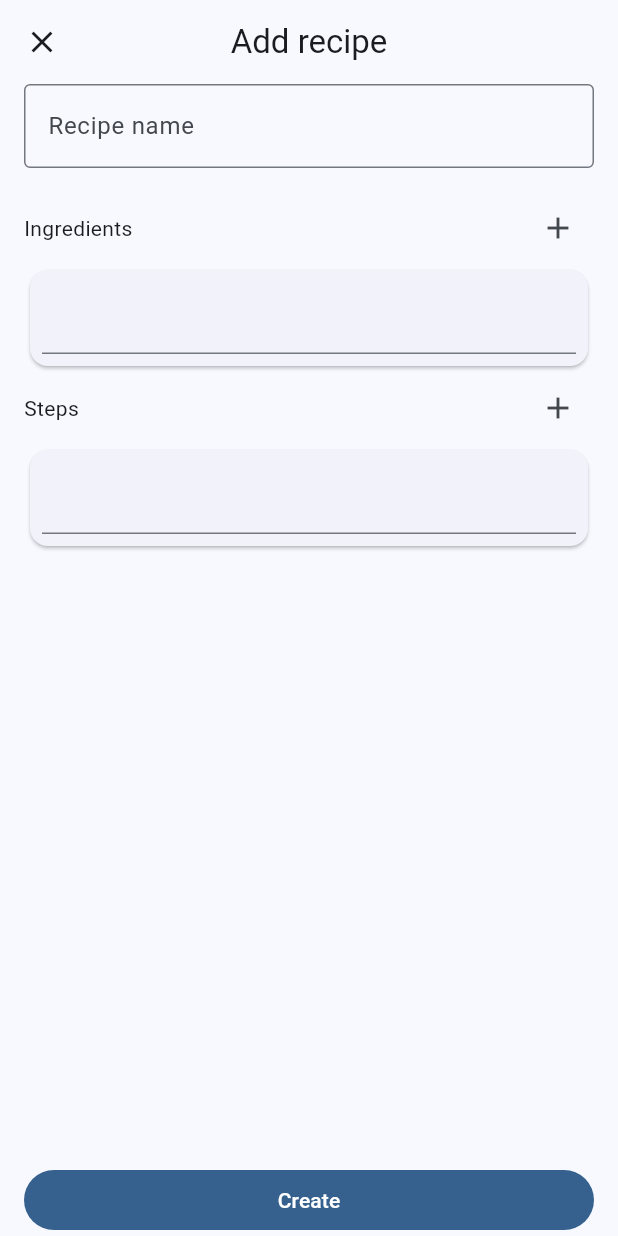
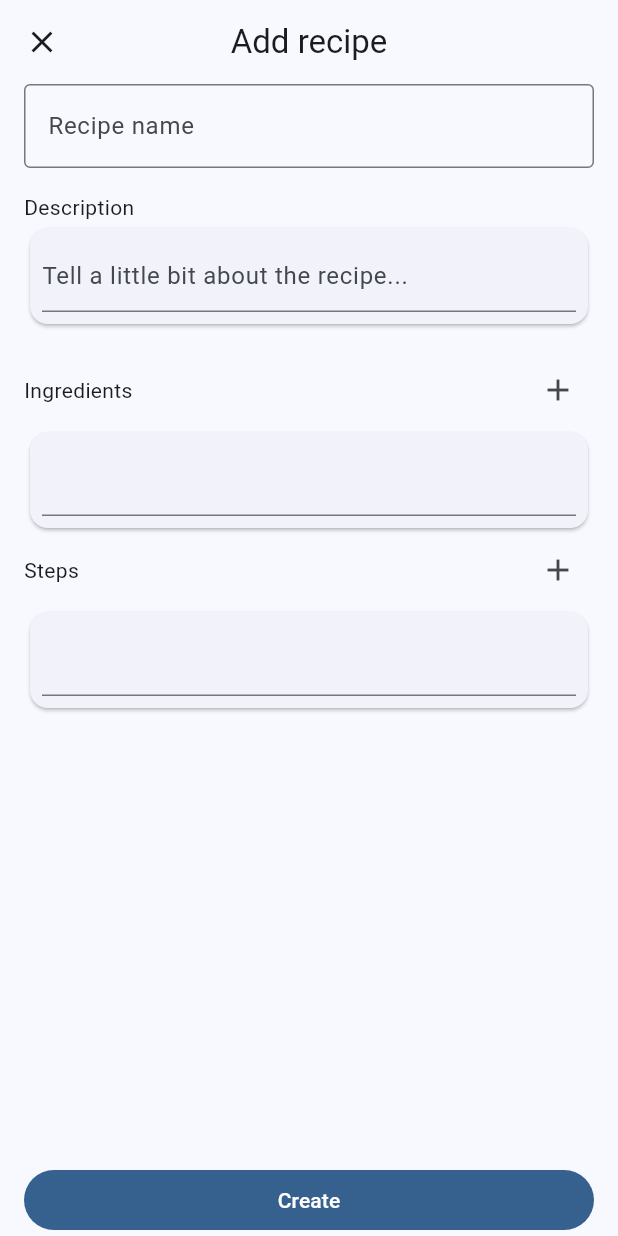
Before and after one commit to otavioassis-git/recipe_it, a Flutter app: the screen it shows after launch, after a tap on the "add" icon, on a phone screen of 412 x 824 dp. Run offline on Flutter 3.47's test engine with Material 3 defaults, Android fonts, the phone set to English and light mode, and no system bars; our stand-ins replace shared_preferences, sqflite; accounts and stored records are empty.

Commit message:
feat: implementign add recipe and simple recipe listing

```diff
--- a/lib/models/recipe_model.dart
+++ b/lib/models/recipe_model.dart
@@ -2,31 +2,31 @@ class Recipe {
   final int? id;
   final String name;
   final String description;
-  final String image;
+  final String? image;
   final String ingredients;
   final String steps;
-  final int prepTime;
-  final int cookTime;
-  final int totalTime;
-  final String difficulty;
-  final int rating;
-  final bool isFavorite;
-  final int categoryId;
+  final int? prepTime;
+  final int? cookTime;
+  final int? totalTime;
+  final String? difficulty;
+  final int? rating;
+  final bool? isFavorite;
+  final int? categoryId;
 
   Recipe({
     this.id,
     required this.name,
-    this.description = '',
-    this.image = '',
-    this.ingredients = '',
-    this.steps = '',
-    this.prepTime = 0,
-    this.cookTime = 0,
-    this.totalTime = 0,
-    this.difficulty = '',
-    this.rating = 0,
-    this.isFavorite = false,
-    this.categoryId = 0,
+    required this.description,
+    this.image,
+    required this.ingredients,
+    required this.steps,
+    this.prepTime,
+    this.cookTime,
+    this.totalTime,
+    this.difficulty,
+    this.rating,
+    this.isFavorite,
+    this.categoryId,
   });
 
   Map<String, dynamic> toMap() {
@@ -42,26 +42,26 @@ class Recipe {
       'totalTime': totalTime,
       'difficulty': difficulty,
       'rating': rating,
-      'isFavorite': isFavorite ? 1 : 0,
+      'isFavorite': isFavorite == null ? 0 : (isFavorite! ? 1 : 0),
       'categoryId': categoryId,
     };
   }
 
   factory Recipe.fromMap(Map<String, dynamic> map) {
     return Recipe(
-      id: map['id'] as int,
-      name: map['name'] as String,
-      description: map['description'] as String,
-      image: map['image'] as String,
-      ingredients: map['ingredients'] as String,
-      steps: map['steps'] as String,
-      prepTime: map['prepTime'] as int,
-      cookTime: map['cookTime'] as int,
-      totalTime: map['totalTime'] as int,
-      difficulty: map['difficulty'] as String,
-      rating: map['rating'] as int,
-      isFavorite: map['isFavorite'] as bool,
-      categoryId: map['categoryId'] as int,
+      id: map['id'],
+      name: map['name'],
+      description: map['description'],
+      image: map['image'],
+      ingredients: map['ingredients'],
+      steps: map['steps'],
+      prepTime: map['prepTime'],
+      cookTime: map['cookTime'],
+      totalTime: map['totalTime'],
+      difficulty: map['difficulty'],
+      rating: map['rating'],
+      isFavorite: map['isFavorite'] == 1,
+      categoryId: map['categoryId'],
     );
   }
 }
--- a/lib/pages/add_recipe/add_recipe.dart
+++ b/lib/pages/add_recipe/add_recipe.dart
@@ -13,6 +13,7 @@ class AddRecipe extends StatefulWidget {
 class _AddRecipeState extends State<AddRecipe> {
   final DatabaseService databaseService = DatabaseService.instance;
   late TextEditingController nameController;
+  late TextEditingController descriptionController;
   final List<TextEditingController> ingredientsControllers = [];
   final List<TextEditingController> stepsControllers = [];
 
@@ -30,12 +31,14 @@ class _AddRecipeState extends State<AddRecipe> {
 
   void _initControllers() {
     nameController = TextEditingController();
+    descriptionController = TextEditingController();
     ingredientsControllers.add(TextEditingController());
     stepsControllers.add(TextEditingController());
   }
 
   void _disposeControllers() {
     nameController.dispose();
+    descriptionController.dispose();
     for (final controller in ingredientsControllers) {
       controller.dispose();
     }
@@ -67,6 +70,25 @@ class _AddRecipeState extends State<AddRecipe> {
                     hintText: 'Recipe name',
                     border: OutlineInputBorder(),
                   ),
+                ),
+                const SizedBox(height: 16),
+                Column(
+                  crossAxisAlignment: CrossAxisAlignment.start,
+                  children: [
+                    Text('Description'),
+                    Card(
+                      child: Padding(
+                        padding: const EdgeInsets.all(8.0),
+                        child: TextFormField(
+                          controller: descriptionController,
+                          maxLines: null,
+                          decoration: InputDecoration(
+                            hintText: 'Tell a little bit about the recipe...',
+                          ),
+                        ),
+                      ),
+                    ),
+                  ],
                 ),
                 const SizedBox(height: 16),
                 Column(
@@ -185,6 +207,7 @@ class _AddRecipeState extends State<AddRecipe> {
 
   void _createRecipe() {
     final name = nameController.text;
+    final description = descriptionController.text;
     final ingredients = ingredientsControllers
         .map((e) => e.text)
         .toList()
@@ -206,6 +229,23 @@ class _AddRecipeState extends State<AddRecipe> {
               Icon(Icons.error),
               SizedBox(width: 4),
               Text('Name cannot be empty'),
+            ],
+          ),
+        ),
+      );
+      return;
+    }
+
+    if (description.isEmpty) {
+      ScaffoldMessenger.of(context).showSnackBar(
+        SnackBar(
+          backgroundColor: Colors.redAccent,
+          behavior: SnackBarBehavior.floating,
+          content: Row(
+            children: [
+              Icon(Icons.error),
+              SizedBox(width: 4),
+              Text('Description cannot be empty'),
             ],
           ),
         ),
@@ -250,6 +290,7 @@ class _AddRecipeState extends State<AddRecipe> {
     databaseService.insertRecipe(
       Recipe(
         name: name,
+        description: description,
         ingredients: ingredients.join(';'),
         steps: steps.join(';'),
       ),
--- a/lib/pages/recipes_list/recipes_list.dart
+++ b/lib/pages/recipes_list/recipes_list.dart
@@ -1,15 +1,53 @@
-import 'package:flutter/cupertino.dart';
-import 'package:recipe_it/l10n/app_localizations.dart';
+import 'package:flutter/material.dart';
+import 'package:recipe_it/models/recipe_model.dart';
 import 'package:recipe_it/services/database_service.dart';
 
-class RecipesList extends StatelessWidget {
+class RecipesList extends StatefulWidget {
   const RecipesList({super.key});
 
   @override
+  State<RecipesList> createState() => _RecipesListState();
+}
+
+class _RecipesListState extends State<RecipesList> {
+  final DatabaseService databaseService = DatabaseService.instance;
+
+  @override
+  void initState() {
+    super.initState();
+  }
+
+  @override
   Widget build(BuildContext context) {
-    final DatabaseService _databaseService = DatabaseService.instance;
-    final text = AppLocalizations.of(context)!;
-
-    return Text(text.helloWorld);
+    return FutureBuilder(
+      future: databaseService.getAllCategorylessRecipes(),
+      builder: (context, snapshot) {
+        if (snapshot.hasData) {
+          final recipes = snapshot.data as List<Recipe>;
+          return ListView.builder(
+            itemCount: recipes.length,
+            itemBuilder: (context, index) {
+              return Card(
+                child: Padding(
+                  padding: const EdgeInsets.all(8.0),
+                  child: Column(
+                    crossAxisAlignment: CrossAxisAlignment.start,
+                    spacing: 4,
+                    children: [
+                      Text(recipes[index].name),
+                      Text(recipes[index].description),
+                    ],
+                  ),
+                ),
+              );
+            },
+          );
+        } else if (snapshot.hasError) {
+          return Text('Error: ${snapshot.error}');
+        } else {
+          return const Center(child: CircularProgressIndicator());
+        }
+      },
+    );
   }
 }
--- a/lib/services/database_service.dart
+++ b/lib/services/database_service.dart
@@ -80,10 +80,7 @@ class DatabaseService {
 
   Future<List<Recipe>> getAllCategorylessRecipes() async {
     final Database db = await database;
-    final List<Map<String, dynamic>> recipes = await db.query(
-      _recipesTable,
-      where: '$_recipesCategoryId = NULL',
-    );
+    final List<Map<String, dynamic>> recipes = await db.query(_recipesTable);
     return recipes.map((e) => Recipe.fromMap(e)).toList();
   }
 
```
